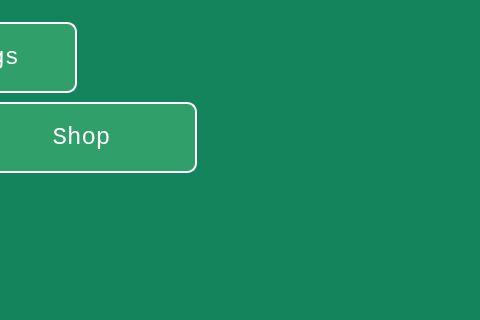
The window that VOF-Client-Desktop/Menu.ui (SBEmafph/voltorbflip-clone) describes before a commit, drawn with Qt 5; both pictures show x 544 to 1024 and y 448 to 768 of the 1024 by 768 pixel window.
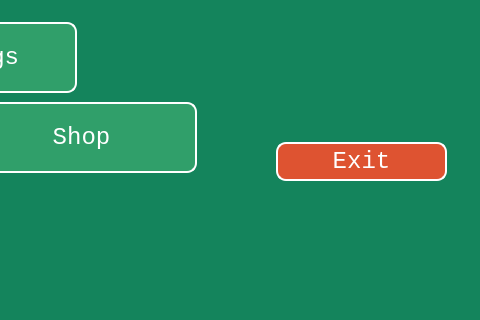
The same window after the commit. Icons and pictures are not drawn.

```diff
--- a/VOF-Client-Desktop/Menu.ui
+++ b/VOF-Client-Desktop/Menu.ui
@@ -301,6 +301,59 @@
      </size>
     </property>
    </widget>
+   <widget class="QPushButton" name="ExitBtn">
+    <property name="geometry">
+     <rect>
+      <x>820</x>
+      <y>590</y>
+      <width>171</width>
+      <height>39</height>
+     </rect>
+    </property>
+    <property name="font">
+     <font>
+      <family>Consolas</family>
+      <pointsize>18</pointsize>
+      <bold>false</bold>
+     </font>
+    </property>
+    <property name="mouseTracking">
+     <bool>true</bool>
+    </property>
+    <property name="styleSheet">
+     <string notr="true">QPushButton {
+    border-radius: 10px;
+    background-color: #de5331;
+    color: white;
+    border: 2px solid #ffffff;
+}
+
+QPushButton:hover {
+    background-color: #3cb079;
+}</string>
+    </property>
+    <property name="text">
+     <string>Exit</string>
+    </property>
+    <property name="iconSize">
+     <size>
+      <width>20</width>
+      <height>20</height>
+     </size>
+    </property>
+    <property name="checkable">
+     <bool>false</bool>
+    </property>
+    <property name="checked">
+     <bool>false</bool>
+    </property>
+    <property name="default">
+     <bool>false</bool>
+    </property>
+    <property name="flat">
+     <bool>false</bool>
+    </property>
+   </widget>
    <zorder>ShopBtn</zorder>
    <zorder>RulesBtn</zorder>
    <zorder>PlayBtn</zorder>
```
Left out of the diff: 1 changed line with no effect on the pictures.
